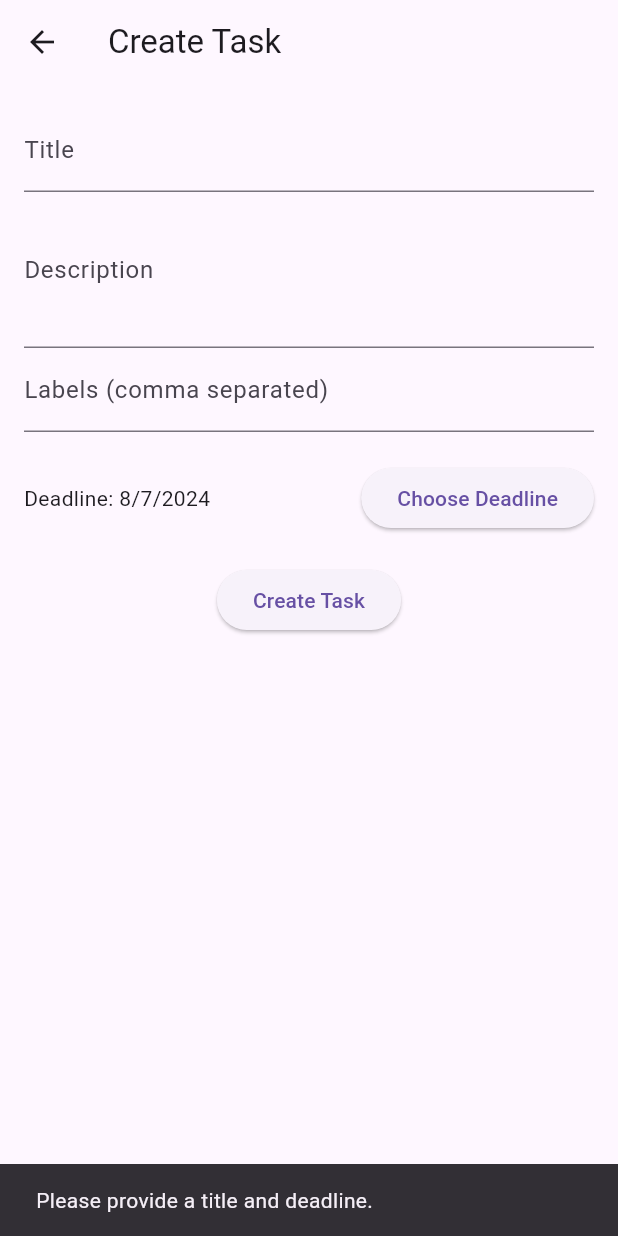
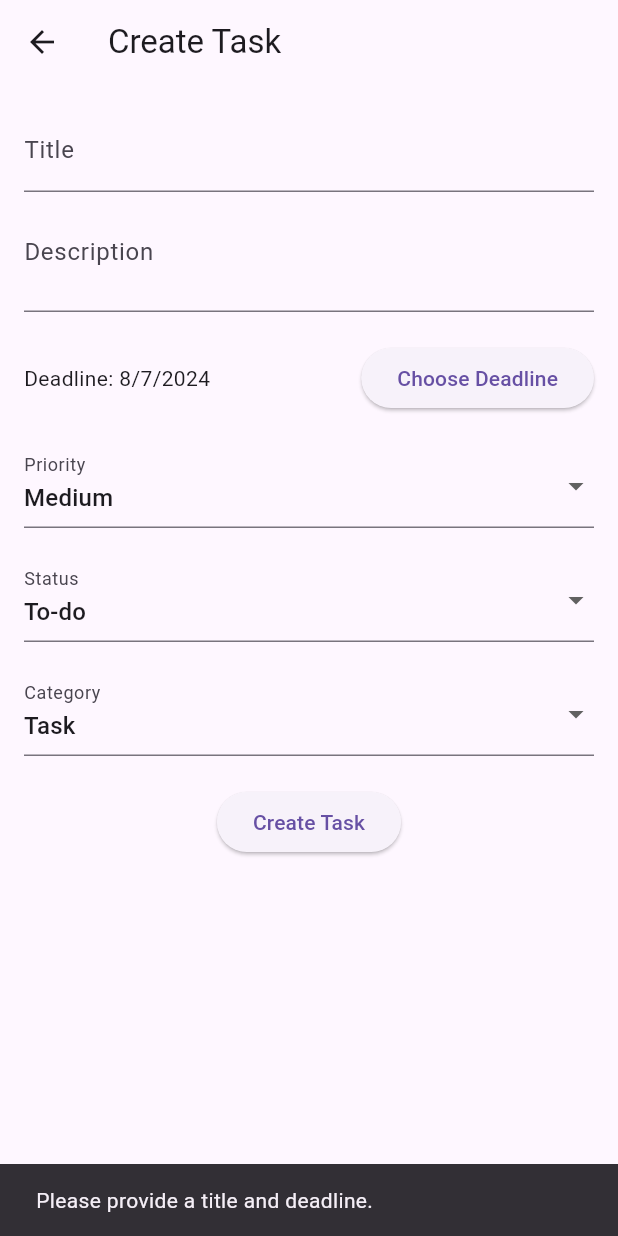
Before and after one commit to rrabinesh/taskify_hackathon, a Flutter app: the CreateTaskScreen screen opened by its route, after a tap on "Create Task", on a phone screen of 412 x 824 dp. Run offline on Flutter 3.47's test engine with Material 3 defaults, Android fonts, the phone set to English and light mode, and no system bars; our stand-ins replace appwrite, shared_preferences; accounts and stored records are empty.

Commit message:
create task

```diff
--- a/lib/src/pages/task_create.dart
+++ b/lib/src/pages/task_create.dart
@@ -11,8 +11,14 @@ class CreateTaskScreen extends StatefulWidget {
 class _CreateTaskScreenState extends State<CreateTaskScreen> {
   final TextEditingController _titleController = TextEditingController();
   final TextEditingController _descriptionController = TextEditingController();
-  final TextEditingController _labelsController = TextEditingController();
   DateTime _selectedDeadline = DateTime.now();
+  String _selectedPriority = 'Medium';
+  String _selectedStatus = 'To-do';
+  String _selectedCategory = 'Task';
+
+  final List<String> _priorities = ['Low', 'Medium', 'High'];
+  final List<String> _statuses = ['To-do', 'In-progress', 'Done'];
+  final List<String> _categories = ['Event', 'Task'];
 
   @override
   Widget build(BuildContext context) {
@@ -32,12 +38,7 @@ class _CreateTaskScreenState extends State<CreateTaskScreen> {
               TextField(
                 controller: _descriptionController,
                 decoration: InputDecoration(labelText: 'Description'),
-                maxLines: 3,
-              ),
-              TextField(
-                controller: _labelsController,
-                decoration:
-                    InputDecoration(labelText: 'Labels (comma separated)'),
+                maxLines: 2,
               ),
               SizedBox(height: 20),
               Row(
@@ -53,6 +54,54 @@ class _CreateTaskScreenState extends State<CreateTaskScreen> {
                     child: Text('Choose Deadline'),
                   ),
                 ],
+              ),
+              SizedBox(height: 20),
+              DropdownButtonFormField<String>(
+                value: _selectedPriority,
+                decoration: InputDecoration(labelText: 'Priority'),
+                items: _priorities.map((String priority) {
+                  return DropdownMenuItem<String>(
+                    value: priority,
+                    child: Text(priority),
+                  );
+                }).toList(),
+                onChanged: (String? newValue) {
+                  setState(() {
+                    _selectedPriority = newValue!;
+                  });
+                },
+              ),
+              SizedBox(height: 20),
+              DropdownButtonFormField<String>(
+                value: _selectedStatus,
+                decoration: InputDecoration(labelText: 'Status'),
+                items: _statuses.map((String status) {
+                  return DropdownMenuItem<String>(
+                    value: status,
+                    child: Text(status),
+                  );
+                }).toList(),
+                onChanged: (String? newValue) {
+                  setState(() {
+                    _selectedStatus = newValue!;
+                  });
+                },
+              ),
+              SizedBox(height: 20),
+              DropdownButtonFormField<String>(
+                value: _selectedCategory,
+                decoration: InputDecoration(labelText: 'Category'),
+                items: _categories.map((String category) {
+                  return DropdownMenuItem<String>(
+                    value: category,
+                    child: Text(category),
+                  );
+                }).toList(),
+                onChanged: (String? newValue) {
+                  setState(() {
+                    _selectedCategory = newValue!;
+                  });
+                },
               ),
               SizedBox(height: 20),
               ElevatedButton(
@@ -85,8 +134,6 @@ class _CreateTaskScreenState extends State<CreateTaskScreen> {
   Future<void> _createTask() async {
     final title = _titleController.text;
     final description = _descriptionController.text;
-    final labels =
-        _labelsController.text.split(',').map((label) => label.trim()).toList();
 
     if (title.isEmpty) {
       // Show error message
@@ -98,20 +145,32 @@ class _CreateTaskScreenState extends State<CreateTaskScreen> {
       return;
     }
 
-    await createTask(
-      title,
-      description,
-      _selectedDeadline,
-      labels,
-    );
+    try {
+      await createTask(title, description, _selectedDeadline, _selectedPriority,
+          _selectedStatus, _selectedCategory);
 
-    // Navigate back to the home screen or show a success message
-    Navigator.pop(context);
+      // Show success message
+      ScaffoldMessenger.of(context).showSnackBar(
+        SnackBar(
+          content: Text('Task created successfully!'),
+        ),
+      );
+
+      // Navigate back to the home screen or show a success message
+      Navigator.pop(context);
+    } catch (e) {
+      // Show error message
+      ScaffoldMessenger.of(context).showSnackBar(
+        SnackBar(
+          content: Text('Error creating task: $e'),
+        ),
+      );
+    }
   }
 }
 
 Future<void> createTask(String title, String description, DateTime deadline,
-    List<String> labels) async {
+    String priority, String status, String category) async {
   final user = await getCurrentUser();
   // debugPrint(user.$id);
   try {
@@ -123,9 +182,10 @@ Future<void> createTask(String title, String description, DateTime deadline,
         'title': title,
         'description': description,
         'due_date': deadline.toIso8601String(),
-        'status': 'In-progress',
-        'priority': 'Medium',
+        'status': status,
+        'priority': priority,
         'user_id': user.$id,
+        'task_category': category,
       },
     );
     // debugPrint(user.$id);
```
